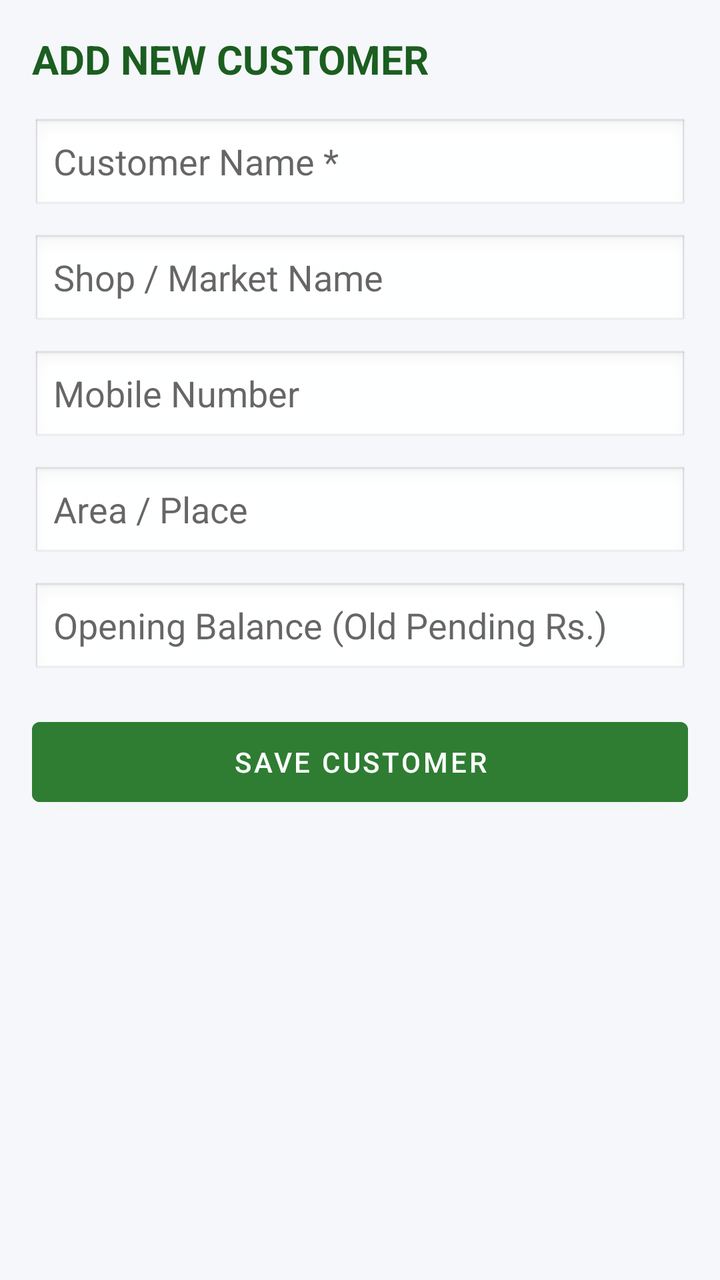
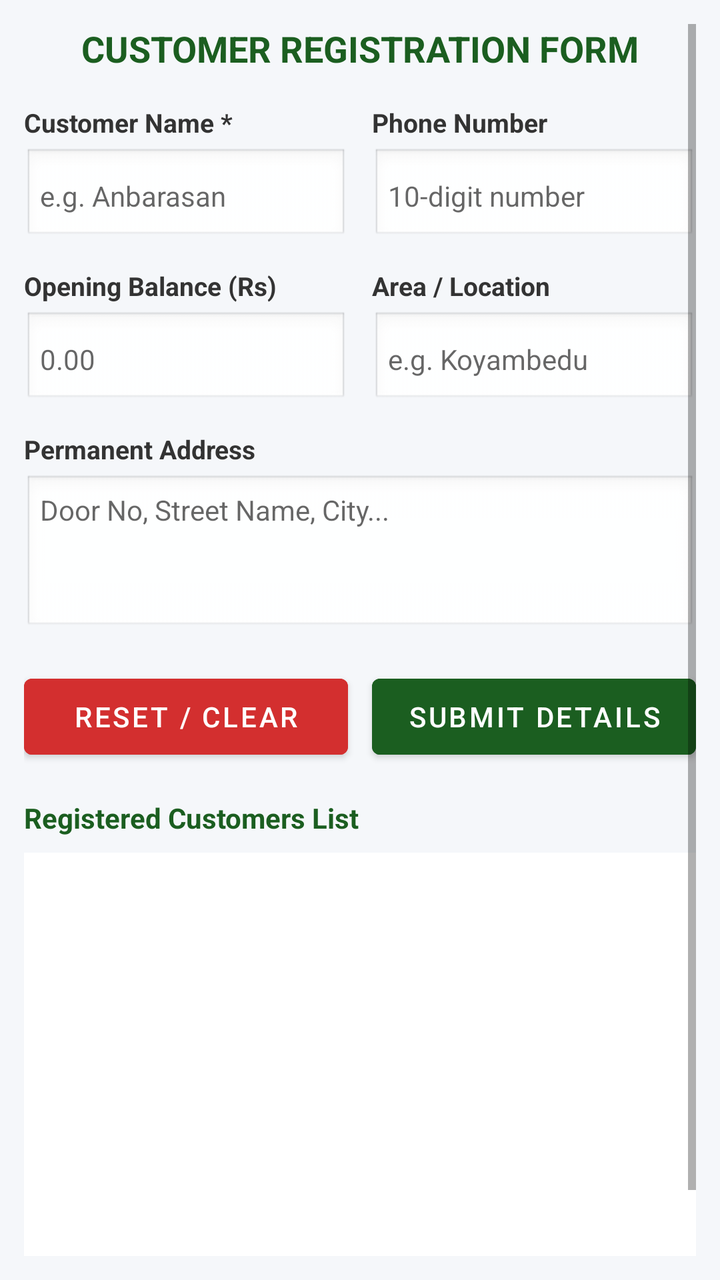

Before-and-after screenshots of an Android layout around one commit, followed by the original layout XML and the change that was made.
<!-- AndroidManifest.xml: application theme Theme.MaterialComponents.DayNight.DarkActionBar -->
<!-- res/layout/activity_customer_master.xml -->
<?xml version="1.0" encoding="utf-8"?>
<LinearLayout xmlns:android="http://schemas.android.com/apk/res/android"
    android:layout_width="match_parent"
    android:layout_height="match_parent"
    android:orientation="vertical"
    android:padding="16dp"
    android:background="#F5F7FA">

    <TextView
        android:layout_width="wrap_content"
        android:layout_height="wrap_content"
        android:text="ADD NEW CUSTOMER"
        android:textSize="20sp"
        android:textStyle="bold"
        android:textColor="#1B5E20"
        android:layout_marginBottom="16dp" />

    <EditText
        android:id="@+id/etCustName"
        android:layout_width="match_parent"
        android:layout_height="48dp"
        android:hint="Customer Name *"
        android:background="@android:drawable/edit_text"
        android:layout_marginBottom="10dp" />

    <EditText
        android:id="@+id/etCustShop"
        android:layout_width="match_parent"
        android:layout_height="48dp"
        android:hint="Shop / Market Name"
        android:background="@android:drawable/edit_text"
        android:layout_marginBottom="10dp" />

    <EditText
        android:id="@+id/etCustPhone"
        android:layout_width="match_parent"
        android:layout_height="48dp"
        android:hint="Mobile Number"
        android:inputType="phone"
        android:background="@android:drawable/edit_text"
        android:layout_marginBottom="10dp" />

    <EditText
        android:id="@+id/etCustArea"
        android:layout_width="match_parent"
        android:layout_height="48dp"
        android:hint="Area / Place"
        android:background="@android:drawable/edit_text"
        android:layout_marginBottom="10dp" />

    <EditText
        android:id="@+id/etCustOpBal"
        android:layout_width="match_parent"
        android:layout_height="48dp"
        android:hint="Opening Balance (Old Pending Rs.)"
        android:inputType="numberDecimal"
        android:background="@android:drawable/edit_text"
        android:layout_marginBottom="16dp" />

    <Button
        android:id="@+id/btnSaveCustomer"
        android:layout_width="match_parent"
        android:layout_height="52dp"
        android:text="SAVE CUSTOMER"
        android:backgroundTint="#2E7D32" />

</LinearLayout>
<!-- resources referenced by this layout -->
<resources>

</resources>

<!-- the commit's change to res/layout/activity_customer_master.xml (unified diff, before → after) -->
@@ -1,67 +1,224 @@
 <?xml version="1.0" encoding="utf-8"?>
-<LinearLayout xmlns:android="http://schemas.android.com/apk/res/android"
+<ScrollView xmlns:android="http://schemas.android.com/apk/res/android"
     android:layout_width="match_parent"
     android:layout_height="match_parent"
-    android:orientation="vertical"
-    android:padding="16dp"
-    android:background="#F5F7FA">
-
-    <TextView
-        android:layout_width="wrap_content"
+    android:background="#F5F7FA"
+    android:padding="12dp">
+
+    <LinearLayout
+        android:layout_width="match_parent"
         android:layout_height="wrap_content"
-        android:text="ADD NEW CUSTOMER"
-        android:textSize="20sp"
-        android:textStyle="bold"
-        android:textColor="#1B5E20"
-        android:layout_marginBottom="16dp" />
-
-    <EditText
-        android:id="@+id/etCustName"
-        android:layout_width="match_parent"
-        android:layout_height="48dp"
-        android:hint="Customer Name *"
-        android:background="@android:drawable/edit_text"
-        android:layout_marginBottom="10dp" />
-
-    <EditText
-        android:id="@+id/etCustShop"
-        android:layout_width="match_parent"
-        android:layout_height="48dp"
-        android:hint="Shop / Market Name"
-        android:background="@android:drawable/edit_text"
-        android:layout_marginBottom="10dp" />
-
-    <EditText
-        android:id="@+id/etCustPhone"
-        android:layout_width="match_parent"
-        android:layout_height="48dp"
-        android:hint="Mobile Number"
-        android:inputType="phone"
-        android:background="@android:drawable/edit_text"
-        android:layout_marginBottom="10dp" />
-
-    <EditText
-        android:id="@+id/etCustArea"
-        android:layout_width="match_parent"
-        android:layout_height="48dp"
-        android:hint="Area / Place"
-        android:background="@android:drawable/edit_text"
-        android:layout_marginBottom="10dp" />
-
-    <EditText
-        android:id="@+id/etCustOpBal"
-        android:layout_width="match_parent"
-        android:layout_height="48dp"
-        android:hint="Opening Balance (Old Pending Rs.)"
-        android:inputType="numberDecimal"
-        android:background="@android:drawable/edit_text"
-        android:layout_marginBottom="16dp" />
-
-    <Button
-        android:id="@+id/btnSaveCustomer"
-        android:layout_width="match_parent"
-        android:layout_height="52dp"
-        android:text="SAVE CUSTOMER"
-        android:backgroundTint="#2E7D32" />
-
-</LinearLayout>
+        android:orientation="vertical">
+
+        
+        <TextView
+            android:layout_width="match_parent"
+            android:layout_height="wrap_content"
+            android:text="CUSTOMER REGISTRATION FORM"
+            android:textSize="18sp"
+            android:textStyle="bold"
+            android:textColor="#1B5E20"
+            android:gravity="center"
+            android:layout_marginBottom="16dp" />
+
+        
+        <LinearLayout
+            android:layout_width="match_parent"
+            android:layout_height="wrap_content"
+            android:orientation="horizontal"
+            android:weightSum="2"
+            android:layout_marginBottom="12dp">
+
+            
+            <LinearLayout
+                android:layout_width="0dp"
+                android:layout_height="wrap_content"
+                android:layout_weight="1"
+                android:orientation="vertical"
+                android:layout_marginEnd="6dp">
+
+                <TextView
+                    android:layout_width="wrap_content"
+                    android:layout_height="wrap_content"
+                    android:text="Customer Name *"
+                    android:textSize="13sp"
+                    android:textStyle="bold"
+                    android:textColor="#333333"
+                    android:layout_marginBottom="4dp" />
+
+                <EditText
+                    android:id="@+id/etCustName"
+                    android:layout_width="match_parent"
+                    android:layout_height="48dp"
+                    android:hint="e.g. Anbarasan"
+                    android:inputType="textPersonName"
+                    android:background="@android:drawable/edit_text"
+                    android:padding="8dp"
+                    android:textSize="14sp" />
+            </LinearLayout>
+
+            
+            <LinearLayout
+                android:layout_width="0dp"
+                android:layout_height="wrap_content"
+                android:layout_weight="1"
+                android:orientation="vertical"
+                android:layout_marginStart="6dp">
+
+                <TextView
+                    android:layout_width="wrap_content"
+                    android:layout_height="wrap_content"
+                    android:text="Phone Number"
+                    android:textSize="13sp"
+                    android:textStyle="bold"
+                    android:textColor="#333333"
+                    android:layout_marginBottom="4dp" />
+
+                <EditText
+                    android:id="@+id/etCustPhone"
+                    android:layout_width="match_parent"
+                    android:layout_height="48dp"
+                    android:hint="10-digit number"
+                    android:inputType="phone"
+                    android:background="@android:drawable/edit_text"
+                    android:padding="8dp"
+                    android:textSize="14sp" />
+            </LinearLayout>
+        </LinearLayout>
+
+        
+        <LinearLayout
+            android:layout_width="match_parent"
+            android:layout_height="wrap_content"
+            android:orientation="horizontal"
+            android:weightSum="2"
+            android:layout_marginBottom="12dp">
+
+            
+            <LinearLayout
+                android:layout_width="0dp"
+                android:layout_height="wrap_content"
+                android:layout_weight="1"
+                android:orientation="vertical"
+                android:layout_marginEnd="6dp">
+
+                <TextView
+                    android:layout_width="wrap_content"
+                    android:layout_height="wrap_content"
+                    android:text="Opening Balance (Rs)"
+                    android:textSize="13sp"
+                    android:textStyle="bold"
+                    android:textColor="#333333"
+                    android:layout_marginBottom="4dp" />
+
+                <EditText
+                    android:id="@+id/etCustOpBal"
+                    android:layout_width="match_parent"
+                    android:layout_height="48dp"
+                    android:hint="0.00"
+                    android:inputType="numberDecimal"
+                    android:background="@android:drawable/edit_text"
+                    android:padding="8dp"
+                    android:textSize="14sp" />
+            </LinearLayout>
+
+            
+            <LinearLayout
+                android:layout_width="0dp"
+                android:layout_height="wrap_content"
+                android:layout_weight="1"
+                android:orientation="vertical"
+                android:layout_marginStart="6dp">
+
+                <TextView
+                    android:layout_width="wrap_content"
+                    android:layout_height="wrap_content"
+                    android:text="Area / Location"
+                    android:textSize="13sp"
+                    android:textStyle="bold"
+                    android:textColor="#333333"
+                    android:layout_marginBottom="4dp" />
+
+                <EditText
+                    android:id="@+id/etCustArea"
+                    android:layout_width="match_parent"
+                    android:layout_height="48dp"
+                    android:hint="e.g. Koyambedu"
+                    android:inputType="text"
+                    android:background="@android:drawable/edit_text"
+                    android:padding="8dp"
+                    android:textSize="14sp" />
+            </LinearLayout>
+        </LinearLayout>
+
+        
+        <TextView
+            android:layout_width="wrap_content"
+            android:layout_height="wrap_content"
+            android:text="Permanent Address"
+            android:textSize="13sp"
+            android:textStyle="bold"
+            android:textColor="#333333"
+            android:layout_marginBottom="4dp" />
+
+        <EditText
+            android:id="@+id/etCustAddress"
+            android:layout_width="match_parent"
+            android:layout_height="80dp"
+            android:hint="Door No, Street Name, City..."
+            android:gravity="top|start"
+            android:inputType="textMultiLine"
+            android:background="@android:drawable/edit_text"
+            android:padding="8dp"
+            android:textSize="14sp"
+            android:layout_marginBottom="16dp" />
+
+        
+        <LinearLayout
+            android:layout_width="match_parent"
+            android:layout_height="wrap_content"
+            android:orientation="horizontal"
+            android:weightSum="2"
+            android:layout_marginBottom="16dp">
+
+            <Button
+                android:id="@+id/btnCancel"
+                android:layout_width="0dp"
+                android:layout_height="50dp"
+                android:layout_weight="1"
+                android:text="RESET / CLEAR"
+                android:backgroundTint="#D32F2F"
+                android:textColor="#FFFFFF"
+                android:layout_marginEnd="6dp" />
+
+            <Button
+                android:id="@+id/btnSaveCustomer"
+                android:layout_width="0dp"
+                android:layout_height="50dp"
+                android:layout_weight="1"
+                android:text="SUBMIT DETAILS"
+                android:backgroundTint="#1B5E20"
+                android:textColor="#FFFFFF"
+                android:layout_marginStart="6dp" />
+        </LinearLayout>
+
+        
+        <TextView
+            android:layout_width="match_parent"
+            android:layout_height="wrap_content"
+            android:text="Registered Customers List"
+            android:textSize="14sp"
+            android:textStyle="bold"
+            android:textColor="#1B5E20"
+            android:layout_marginBottom="8dp" />
+
+        <ListView
+            android:id="@+id/lvCustomers"
+            android:layout_width="match_parent"
+            android:layout_height="250dp"
+            android:background="#FFFFFF"
+            android:divider="#E0E0E0"
+            android:dividerHeight="1dp" />
+
+    </LinearLayout>
+</ScrollView>
